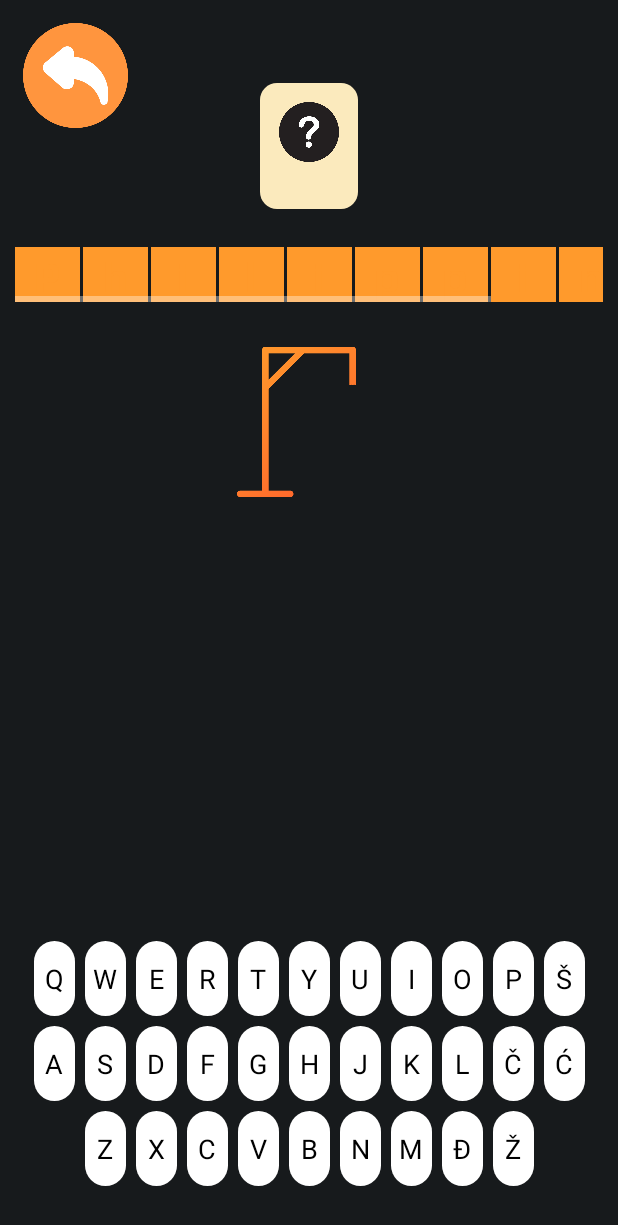
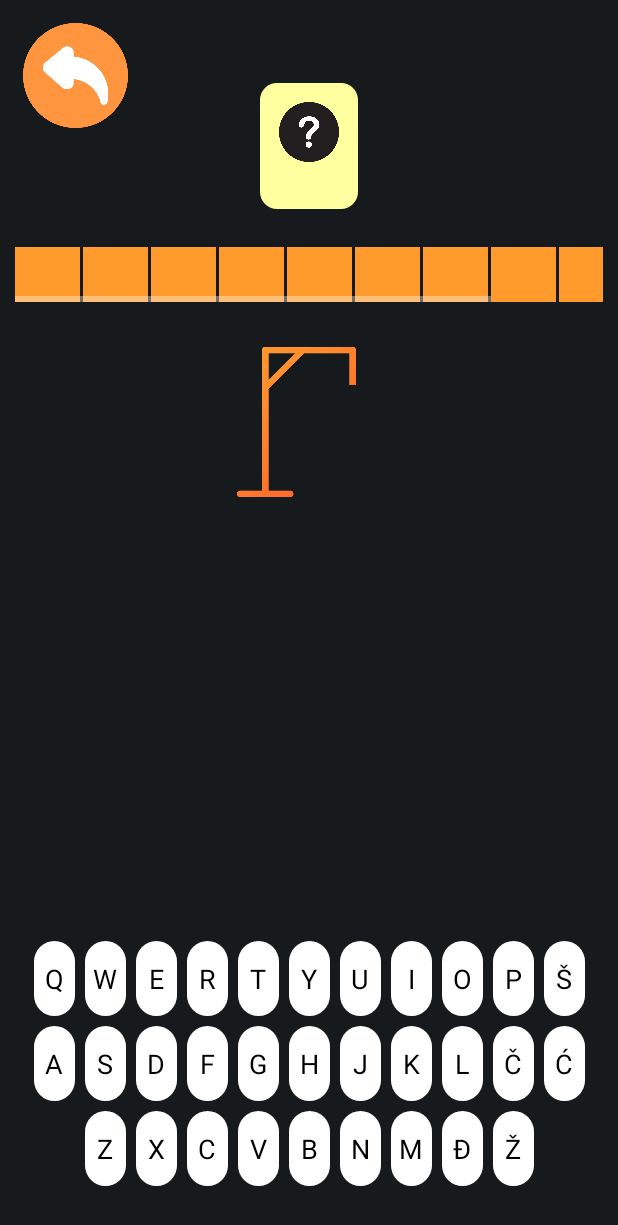
Before and after one commit to jovandeka/Hangman-game-Android, an Android app: the MainActivity screen opened directly, with no data from a screen before it, on a phone screen of 412 x 824 dp. Shown: the top 1225 px of the screen. Run offline under Robolectric (Android 15) with nearby library versions, the phone set to English and light mode, and no system bars.

Commit message:
Update category_bg.xml

```diff
--- a/app/src/main/res/drawable/category_bg.xml
+++ b/app/src/main/res/drawable/category_bg.xml
@@ -4,7 +4,7 @@
     android:shape="rectangle"   >
 
     <solid
-        android:color="@color/beige" >
+        android:color="@color/pale_yellow" >
     </solid>
 
 
```
